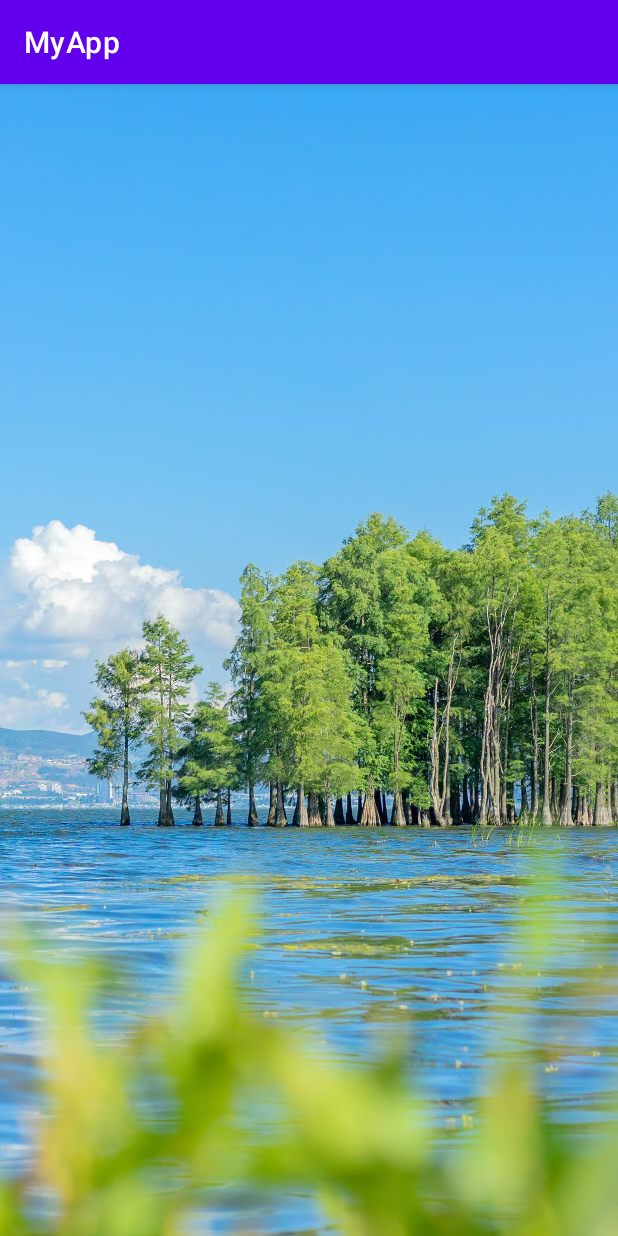
After one commit to MercySteel/HanDaBang, an Android app: the TransitActivity screen opened directly, with no data from a screen before it, on a phone screen of 412 x 824 dp. The commit adds this screen. Run offline under Robolectric (Android 15) with nearby library versions, the phone set to English and light mode, and no system bars.

Commit message:
添加了过渡页面

```diff
--- a/app/src/main/java/com/example/myapp/LoginActivity.kt
+++ b/app/src/main/java/com/example/myapp/LoginActivity.kt
@@ -25,7 +25,7 @@ class LoginActivity : AppCompatActivity() {
         // 检查是否已登录
         /*打开后可一次登录后免登录*/
         if (sharedPrefs.getString("loggedInAccount", null) != null) {
-            startActivity(Intent(this, MainActivity::class.java))
+            startActivity(Intent(this, TransitActivity::class.java))
             finish()
         }
         /**/
@@ -58,7 +58,7 @@ class LoginActivity : AppCompatActivity() {
                     // 跳转到主界面
                     val sharedPreferences = getSharedPreferences("user_prefs", MODE_PRIVATE)
                     sharedPreferences.edit().putString("current_user", account).apply()
-                    startActivity(Intent(this, MainActivity::class.java))
+                    startActivity(Intent(this, TransitActivity::class.java))
                     finish()
                 } else {
                     binding.etPassword.error = "账号或密码错误"
--- a/app/src/main/java/com/example/myapp/RegisterActivity.kt
+++ b/app/src/main/java/com/example/myapp/RegisterActivity.kt
@@ -99,7 +99,7 @@ class RegisterActivity : AppCompatActivity() {
                             .putString("current_user", account)
                             .apply()
 
-                        startActivity(Intent(this, MainActivity::class.java))
+                        startActivity(Intent(this, TransitActivity::class.java))
                         finish() // 关闭注册界面
                     } else {
                         Toast.makeText(this, "注册失败，请重试", Toast.LENGTH_SHORT).show()
--- /dev/null
+++ b/app/src/main/java/com/example/myapp/TransitActivity.kt
@@ -0,0 +1,60 @@
+package com.example.myapp
+
+
+import android.content.Intent
+import android.os.Bundle
+import android.os.Handler
+import android.os.Looper
+import android.view.View
+import androidx.appcompat.app.AppCompatActivity
+import android.widget.ImageView
+import java.util.Random
+
+class TransitActivity : AppCompatActivity() {
+
+    // 图片资源ID数组（放在res/drawable中）
+    private val transitionImages = arrayOf(
+        R.drawable.wallpaper01,
+        R.drawable.wallpaper02,
+        R.drawable.wallpaper03,
+        R.drawable.wallpaper04,
+        R.drawable.wallpaper05,
+        R.drawable.wallpaper06,
+        R.drawable.wallpaper07,
+        R.drawable.wallpaper08,
+        R.drawable.wallpaper09,
+        R.drawable.wallpaper10,
+        R.drawable.wallpaper11,
+        R.drawable.wallpaper12,
+
+    )
+
+    override fun onCreate(savedInstanceState: Bundle?) {
+        super.onCreate(savedInstanceState)
+        setContentView(R.layout.activity_transit)
+
+        val imageView = findViewById<ImageView>(R.id.transitionImage)
+
+        // 随机选择图片
+        val randomIndex = Random().nextInt(transitionImages.size)
+        imageView.setImageResource(transitionImages[randomIndex])
+
+        // 3秒后跳转到主Activity
+        Handler(Looper.getMainLooper()).postDelayed({
+            startActivity(Intent(this, MainActivity::class.java))
+            finish()  // 结束当前Activity
+        }, 2000)
+    }
+
+    // 设置全屏显示（可选）
+    override fun onWindowFocusChanged(hasFocus: Boolean) {
+        super.onWindowFocusChanged(hasFocus)
+        if (hasFocus) {
+            window.decorView.systemUiVisibility = (
+                    View.SYSTEM_UI_FLAG_FULLSCREEN
+                            or View.SYSTEM_UI_FLAG_HIDE_NAVIGATION
+                            or View.SYSTEM_UI_FLAG_IMMERSIVE_STICKY
+                    )
+        }
+    }
+}
--- /dev/null
+++ b/app/src/main/res/layout/activity_transit.xml
@@ -0,0 +1,14 @@
+<?xml version="1.0" encoding="utf-8"?>
+<FrameLayout xmlns:android="http://schemas.android.com/apk/res/android"
+    android:id="@+id/container"
+    android:layout_width="match_parent"
+    android:layout_height="match_parent"
+    android:background="#000">
+
+    <ImageView
+        android:id="@+id/transitionImage"
+        android:layout_width="match_parent"
+        android:layout_height="match_parent"
+        android:scaleType="centerCrop" />
+
+</FrameLayout>
```
Also changed, not shown: app/src/main/AndroidManifest.xml (+7 -4 lines), app/src/main/res/drawable/wallpaper01.png (added), app/src/main/res/drawable/wallpaper02.png (added), app/src/main/res/drawable/wallpaper04.png (added), app/src/main/res/drawable/wallpaper05.png (added), app/src/main/res/drawable/wallpaper06.png (added), app/src/main/res/drawable/wallpaper07.png (added), app/src/main/res/drawable/wallpaper08.png (added), app/src/main/res/drawable/wallpaper09.png (added), app/src/main/res/drawable/wallpaper10.png (added), app/src/main/res/drawable/wallpaper11.png (added), app/src/main/res/drawable/wallpaper12.png (added), 1 other file.
